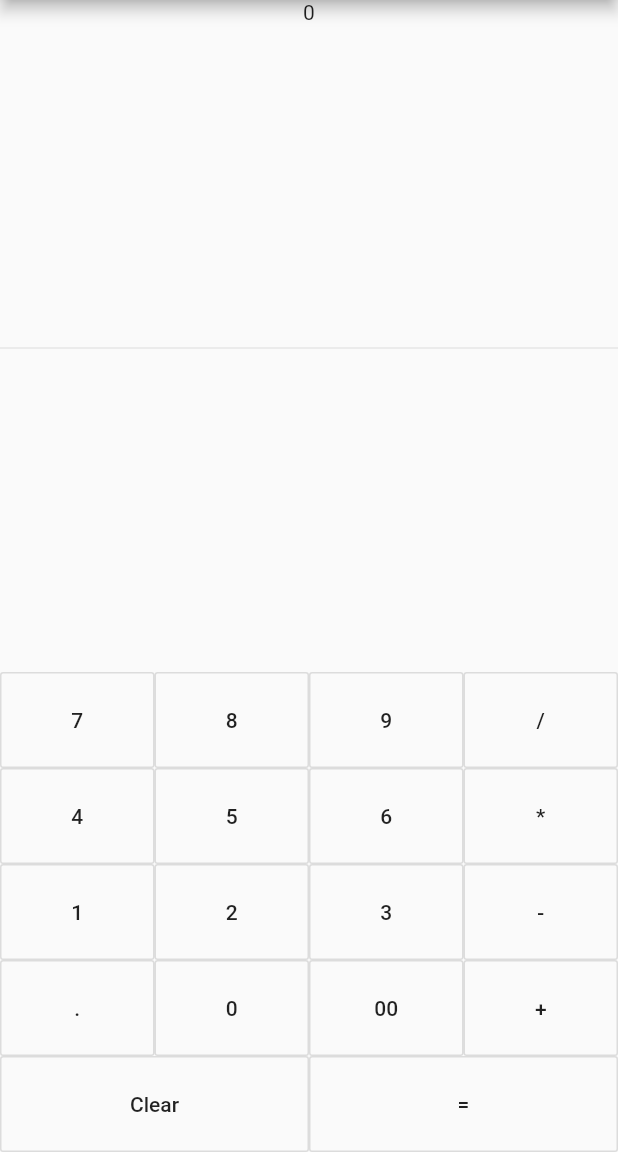
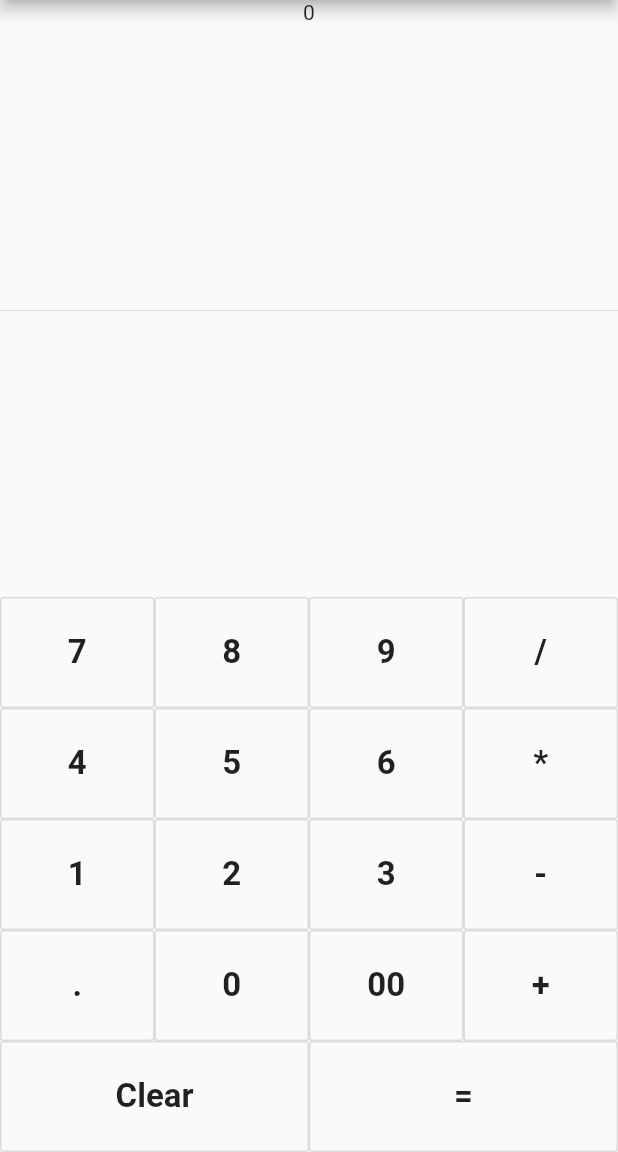
Before and after one commit to james-muriithi/mycalculator, a Flutter app: the screen it shows after launch, on a phone screen of 412 x 824 dp, the part 84-1236 px from its top. Run offline on Flutter 3.47's test engine with Material 2 defaults, Android fonts, the phone set to English and light mode, and no system bars.

Commit message:
text style

```diff
--- a/lib/main.dart
+++ b/lib/main.dart
@@ -26,15 +26,22 @@ class MyHomePage extends StatefulWidget {
 }
 
 class _MyHomePageState extends State<MyHomePage> {
-  Widget _buildButton(String buttonText){
+  Widget _buildButton(String buttonText) {
     return Expanded(
       child: new OutlineButton(
         padding: EdgeInsets.all(24.0),
-        child: new Text(buttonText),
+        child: new Text(
+          buttonText,
+          style: TextStyle(
+            fontSize: 22.0,
+            fontWeight: FontWeight.bold
+          ),
+        ),
         onPressed: () {},
       ),
     );
   }
+
   @override
   Widget build(BuildContext context) {
     return Scaffold(
@@ -56,7 +63,6 @@ class _MyHomePageState extends State<MyHomePage> {
                 _buildButton('/')
               ],
             ),
-
             Row(
               children: <Widget>[
                 _buildButton('4'),
@@ -65,7 +71,6 @@ class _MyHomePageState extends State<MyHomePage> {
                 _buildButton('*')
               ],
             ),
-
             Row(
               children: <Widget>[
                 _buildButton('1'),
@@ -74,7 +79,6 @@ class _MyHomePageState extends State<MyHomePage> {
                 _buildButton('-')
               ],
             ),
-
             Row(
               children: <Widget>[
                 _buildButton('.'),
@@ -83,12 +87,8 @@ class _MyHomePageState extends State<MyHomePage> {
                 _buildButton('+')
               ],
             ),
-
             Row(
-              children: <Widget>[
-                _buildButton('Clear'),
-                _buildButton('=')
-              ],
+              children: <Widget>[_buildButton('Clear'), _buildButton('=')],
             ),
           ],
         ),
```
